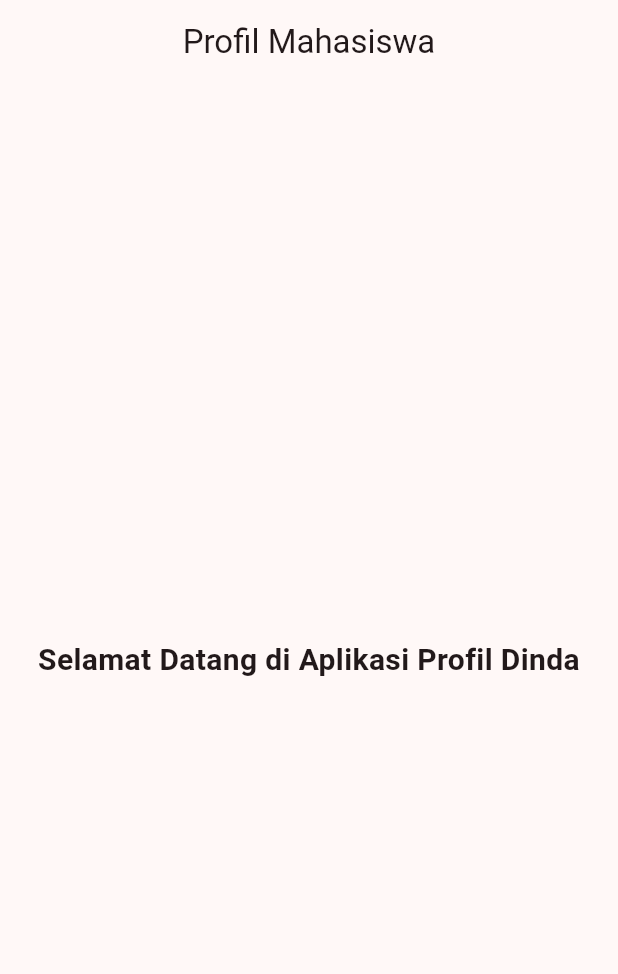
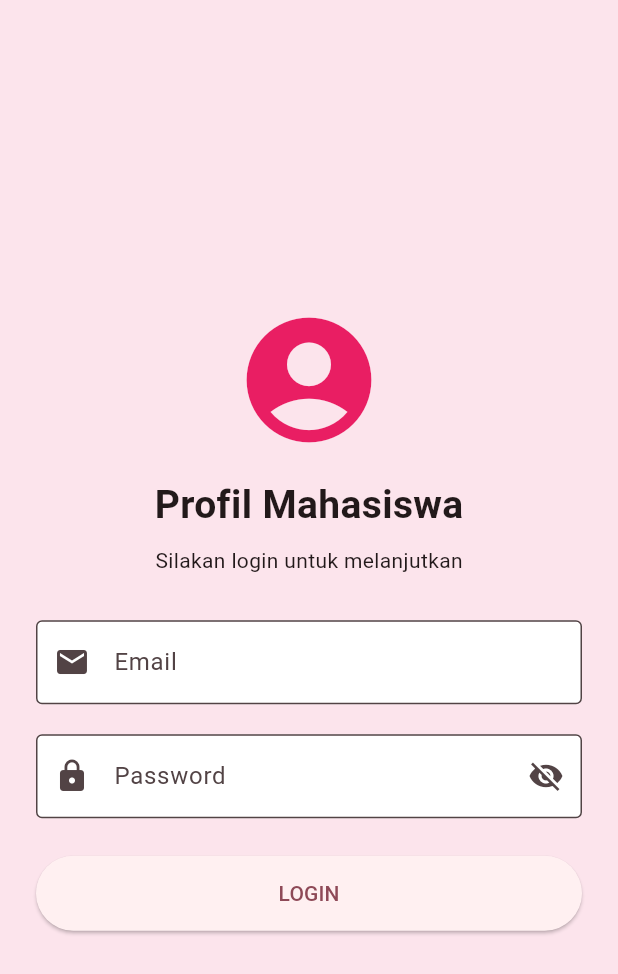
Before and after one commit to dynda21/soal2-profil-app, a Flutter app: the screen it shows after launch, on a phone screen of 412 x 824 dp. Shown: the top 974 px of the screen. Run offline on Flutter 3.47's test engine with Material 3 defaults, Android fonts, the phone set to English and light mode, and no system bars.

Commit message:
tahap 3: membuat tampilan halaman login

```diff
--- a/lib/screens/login_page.dart
+++ b/lib/screens/login_page.dart
@@ -1,23 +1,98 @@
 import 'package:flutter/material.dart';
 
-class LoginPage extends StatelessWidget {
+class LoginPage extends StatefulWidget {
   const LoginPage({super.key});
+
+  @override
+  State<LoginPage> createState() => _LoginPageState();
+}
+
+class _LoginPageState extends State<LoginPage> {
+  final emailController = TextEditingController();
+  final passwordController = TextEditingController();
+
+  bool showPassword = false;
+
+  @override
+  void dispose() {
+    emailController.dispose();
+    passwordController.dispose();
+    super.dispose();
+  }
 
   @override
   Widget build(BuildContext context) {
     return Scaffold(
-      appBar: AppBar(
-        title: const Text('Profil Mahasiswa'),
-        centerTitle: true,
-      ),
+      backgroundColor: Colors.pink[50],
 
-      body: const Center(
-        child: Text(
-          'Selamat Datang di Aplikasi Profil Dinda',
-          textAlign: TextAlign.center,
-          style: TextStyle(
-            fontSize: 20,
-            fontWeight: FontWeight.bold,
+      body: Center(
+        child: SingleChildScrollView(
+          padding: const EdgeInsets.all(24),
+
+          child: Column(
+            mainAxisAlignment: MainAxisAlignment.center,
+            children: [
+              const Icon(Icons.account_circle, size: 100, color: Colors.pink),
+
+              const SizedBox(height: 15),
+
+              const Text(
+                'Profil Mahasiswa',
+                style: TextStyle(fontSize: 26, fontWeight: FontWeight.bold),
+              ),
+
+              const SizedBox(height: 8),
+
+              const Text('Silakan login untuk melanjutkan'),
+
+              const SizedBox(height: 30),
+
+              TextField(
+                controller: emailController,
+                decoration: const InputDecoration(
+                  labelText: 'Email',
+                  prefixIcon: Icon(Icons.email),
+                  border: OutlineInputBorder(),
+                  filled: true,
+                  fillColor: Colors.white,
+                ),
+              ),
+
+              const SizedBox(height: 20),
+
+              TextField(
+                controller: passwordController,
+                obscureText: !showPassword,
+                decoration: InputDecoration(
+                  labelText: 'Password',
+                  prefixIcon: const Icon(Icons.lock),
+                  border: const OutlineInputBorder(),
+                  filled: true,
+                  fillColor: Colors.white,
+                  suffixIcon: IconButton(
+                    icon: Icon(
+                      showPassword ? Icons.visibility : Icons.visibility_off,
+                    ),
+                    onPressed: () {
+                      setState(() {
+                        showPassword = !showPassword;
+                      });
+                    },
+                  ),
+                ),
+              ),
+
+              const SizedBox(height: 25),
+
+              SizedBox(
+                width: double.infinity,
+                height: 50,
+                child: ElevatedButton(
+                  onPressed: () {},
+                  child: const Text('LOGIN'),
+                ),
+              ),
+            ],
           ),
         ),
       ),
```
